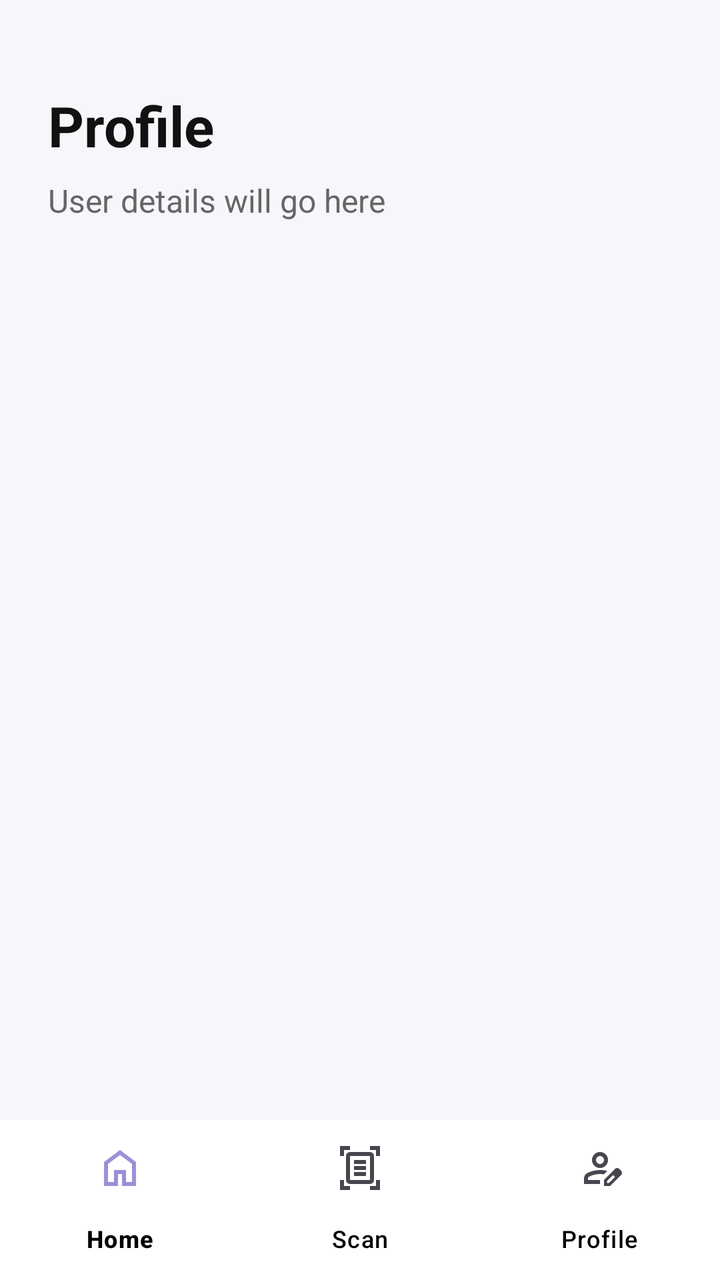
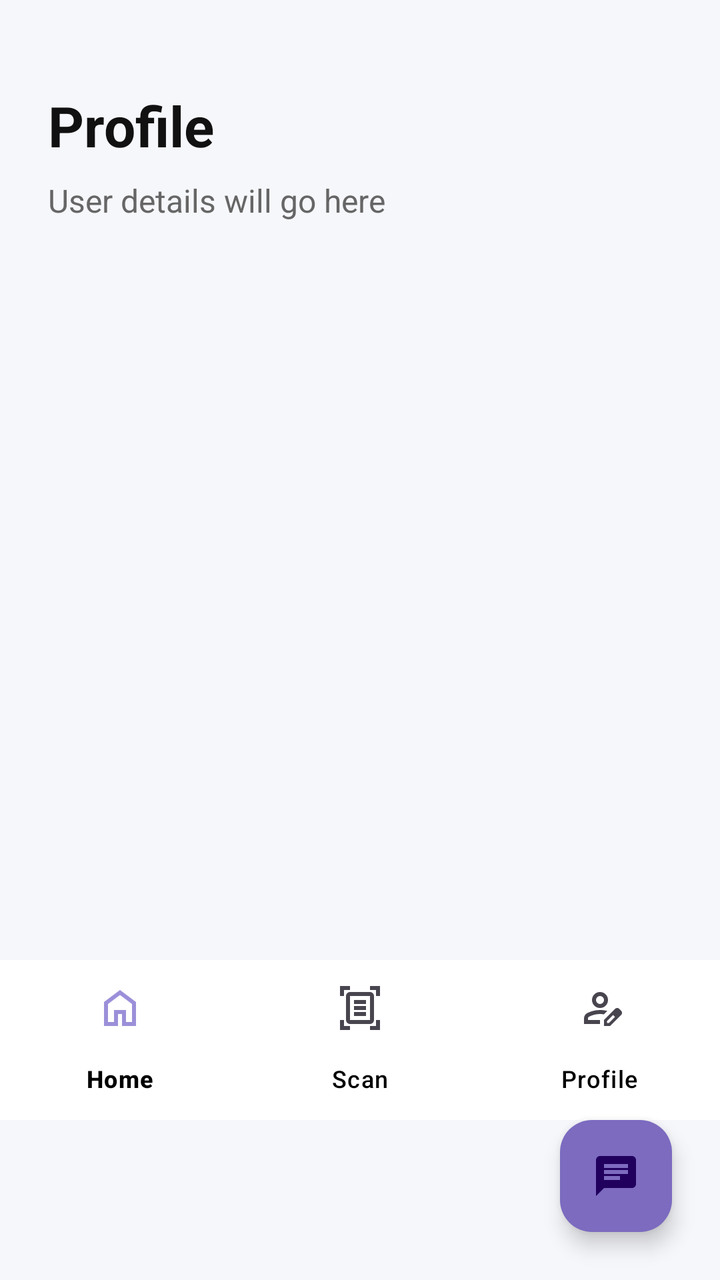

Before-and-after screenshots of an Android layout around one commit, followed by the original layout XML and the change that was made.
<!-- AndroidManifest.xml: application theme Theme.WatchYourWallet -->
<!-- res/layout/activity_profile.xml -->
<?xml version="1.0" encoding="utf-8"?>
<LinearLayout xmlns:android="http://schemas.android.com/apk/res/android"
    xmlns:app="http://schemas.android.com/apk/res-auto"
    android:layout_width="match_parent"
    android:layout_height="match_parent"
    android:orientation="vertical"
    android:background="#F6F7FB">

    <LinearLayout
        android:layout_width="match_parent"
        android:layout_height="0dp"
        android:layout_weight="1"
        android:orientation="vertical"
        android:padding="24dp">

        <TextView
            android:layout_width="wrap_content"
            android:layout_height="wrap_content"
            android:layout_marginTop="20dp"
            android:text="Profile"
            android:textSize="28sp"
            android:textStyle="bold"
            android:textColor="#111111" />

        <TextView
            android:layout_width="wrap_content"
            android:layout_height="wrap_content"
            android:layout_marginTop="8dp"
            android:text="User details will go here"
            android:textSize="16sp"
            android:textColor="#666666" />

    </LinearLayout>

    <com.google.android.material.bottomnavigation.BottomNavigationView
        android:id="@+id/bottomNavigation"
        android:layout_width="match_parent"
        android:layout_height="wrap_content"
        android:background="@android:color/white"
        app:itemIconTint="@null"
        app:itemTextColor="@android:color/black"
        app:labelVisibilityMode="labeled"
        app:menu="@menu/bottom_nav_menu" />

</LinearLayout>
<!-- resources referenced by this layout -->
<resources>
  <style name="Theme.WatchYourWallet" parent="Base.Theme.WatchYourWallet" />
  <style name="Base.Theme.WatchYourWallet" parent="Theme.Material3.DayNight.NoActionBar">
          <item name="android:statusBarColor">@color/purple_primary</item>
          <item name="colorPrimary">@color/purple_primary</item>
      </style>
  <color name="purple_primary">#9C8FD9</color>
</resources>

<!-- the commit's change to res/layout/activity_profile.xml (unified diff, before → after) -->
@@ -42,4 +42,16 @@
         app:labelVisibilityMode="labeled"
         app:menu="@menu/bottom_nav_menu" />
 
+    <com.google.android.material.floatingactionbutton.FloatingActionButton
+        android:id="@+id/fab_chatbot"
+        android:layout_width="wrap_content"
+        android:layout_height="wrap_content"
+        android:layout_gravity="bottom|end"
+        android:src="@drawable/baseline_chat_24"
+        app:backgroundTint="#7C6BBF"
+        app:layout_constraintBottom_toBottomOf="parent"
+        app:layout_constraintEnd_toEndOf="parent"
+        android:layout_marginBottom="24dp"
+        android:layout_marginEnd="24dp"/>
+
 </LinearLayout>
<!-- resource entries referenced after the edit -->
@@ -1,5 +1,11 @@
 <!-- resources referenced by this layout -->
 <resources>
+  <!-- drawable baseline_chat_24 (drawable) -->
+  <vector xmlns:android="http://schemas.android.com/apk/res/android" android:autoMirrored="true" android:height="24dp" android:tint="#000000" android:viewportHeight="24" android:viewportWidth="24" android:width="24dp">
+        
+      <path android:fillColor="@android:color/white" android:pathData="M20,2L4,2c-1.1,0 -1.99,0.9 -1.99,2L2,22l4,-4h14c1.1,0 2,-0.9 2,-2L22,4c0,-1.1 -0.9,-2 -2,-2zM6,9h12v2L6,11L6,9zM14,14L6,14v-2h8v2zM18,8L6,8L6,6h12v2z"/>
+      
+  </vector>
   <style name="Theme.WatchYourWallet" parent="Base.Theme.WatchYourWallet" />
   <style name="Base.Theme.WatchYourWallet" parent="Theme.Material3.DayNight.NoActionBar">
           <item name="android:statusBarColor">@color/purple_primary</item>
